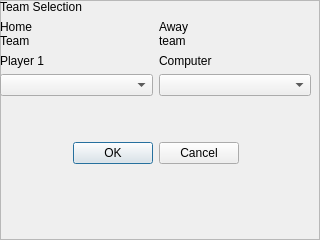
rochford/cutefootball, file teamSelectionFrame.ui: the form before one commit.
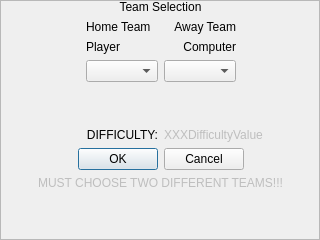
The form after the commit.

The edit to the form file:
```diff
--- a/teamSelectionFrame.ui
+++ b/teamSelectionFrame.ui
@@ -27,41 +27,42 @@
     <rect>
      <x>0</x>
      <y>0</y>
-     <width>311</width>
-     <height>231</height>
+     <width>321</width>
+     <height>241</height>
     </rect>
    </property>
    <layout class="QVBoxLayout" name="verticalLayout_3">
-    <item>
-     <widget class="QLabel" name="label">
-      <property name="text">
-       <string>Team Selection</string>
-      </property>
-     </widget>
-    </item>
     <item>
      <layout class="QGridLayout" name="gridLayout">
-      <item row="0" column="0">
-       <layout class="QVBoxLayout" name="verticalLayout_2">
-        <item>
+      <item row="1" column="1">
+       <layout class="QGridLayout" name="gridLayout_3">
+        <item row="0" column="1">
          <widget class="QLabel" name="label_3">
           <property name="text">
-           <string>Home
-Team</string>
+           <string>Away Team</string>
+          </property>
+          <property name="alignment">
+           <set>Qt::AlignRight|Qt::AlignTrailing|Qt::AlignVCenter</set>
+          </property>
+          <property name="wordWrap">
+           <bool>true</bool>
           </property>
          </widget>
         </item>
-        <item>
+        <item row="1" column="1">
          <widget class="QLabel" name="label_4">
           <property name="text">
-           <string>Player 1</string>
+           <string>Computer</string>
+          </property>
+          <property name="alignment">
+           <set>Qt::AlignRight|Qt::AlignTrailing|Qt::AlignVCenter</set>
           </property>
          </widget>
         </item>
-        <item>
-         <widget class="QComboBox" name="m_homeTeamComboBox"/>
+        <item row="2" column="1">
+         <widget class="QComboBox" name="m_awayTeamComboBox"/>
         </item>
-        <item>
+        <item row="3" column="1">
          <spacer name="verticalSpacer">
           <property name="orientation">
            <enum>Qt::Vertical</enum>
@@ -74,29 +75,44 @@
           </property>
          </spacer>
         </item>
+        <item row="2" column="2">
+         <spacer name="horizontalSpacer_2">
+          <property name="orientation">
+           <enum>Qt::Horizontal</enum>
+          </property>
+          <property name="sizeHint" stdset="0">
+           <size>
+            <width>40</width>
+            <height>20</height>
+           </size>
+          </property>
+         </spacer>
+        </item>
        </layout>
       </item>
-      <item row="0" column="1">
-       <layout class="QVBoxLayout" name="verticalLayout">
-        <item>
+      <item row="1" column="0">
+       <layout class="QGridLayout" name="gridLayout_2">
+        <item row="0" column="1">
          <widget class="QLabel" name="label_2">
           <property name="text">
-           <string>Away 
-team</string>
+           <string>Home Team</string>
+          </property>
+          <property name="wordWrap">
+           <bool>true</bool>
           </property>
          </widget>
         </item>
-        <item>
+        <item row="1" column="1">
          <widget class="QLabel" name="label_5">
           <property name="text">
-           <string>Computer</string>
+           <string>Player</string>
           </property>
          </widget>
         </item>
-        <item>
-         <widget class="QComboBox" name="m_awayTeamComboBox"/>
+        <item row="2" column="1">
+         <widget class="QComboBox" name="m_homeTeamComboBox"/>
         </item>
-        <item>
+        <item row="3" column="1">
          <spacer name="verticalSpacer_2">
           <property name="orientation">
            <enum>Qt::Vertical</enum>
@@ -109,16 +125,75 @@
           </property>
          </spacer>
         </item>
+        <item row="2" column="0">
+         <spacer name="horizontalSpacer">
+          <property name="orientation">
+           <enum>Qt::Horizontal</enum>
+          </property>
+          <property name="sizeHint" stdset="0">
+           <size>
+            <width>40</width>
+            <height>20</height>
+           </size>
+          </property>
+         </spacer>
+        </item>
        </layout>
       </item>
+      <item row="5" column="0" colspan="2">
+       <widget class="QDialogButtonBox" name="buttonBox">
+        <property name="standardButtons">
+         <set>QDialogButtonBox::Cancel|QDialogButtonBox::Ok</set>
+        </property>
+        <property name="centerButtons">
+         <bool>true</bool>
+        </property>
+       </widget>
+      </item>
+      <item row="0" column="0" colspan="2">
+       <widget class="QLabel" name="label">
+        <property name="text">
+         <string>Team Selection</string>
+        </property>
+        <property name="alignment">
+         <set>Qt::AlignCenter</set>
+        </property>
+       </widget>
+      </item>
+      <item row="2" column="0">
+       <widget class="QLabel" name="label_7">
+        <property name="text">
+         <string>DIFFICULTY:</string>
+        </property>
+        <property name="alignment">
+         <set>Qt::AlignRight|Qt::AlignTrailing|Qt::AlignVCenter</set>
+        </property>
+       </widget>
+      </item>
+      <item row="2" column="1">
+       <widget class="QLabel" name="label_8">
+        <property name="enabled">
+         <bool>false</bool>
+        </property>
+        <property name="text">
+         <string>XXXDifficultyValue</string>
+        </property>
+       </widget>
+      </item>
      </layout>
     </item>
     <item>
-     <widget class="QDialogButtonBox" name="buttonBox">
-      <property name="standardButtons">
-       <set>QDialogButtonBox::Cancel|QDialogButtonBox::Ok</set>
+     <widget class="QLabel" name="teamSelectionErrorLabel">
+      <property name="enabled">
+       <bool>false</bool>
       </property>
-      <property name="centerButtons">
+      <property name="text">
+       <string>MUST CHOOSE TWO DIFFERENT TEAMS!!!</string>
+      </property>
+      <property name="alignment">
+       <set>Qt::AlignCenter</set>
+      </property>
+      <property name="wordWrap">
        <bool>true</bool>
       </property>
      </widget>
```
Left out of the diff: 5 changed lines with no effect on the pictures.
